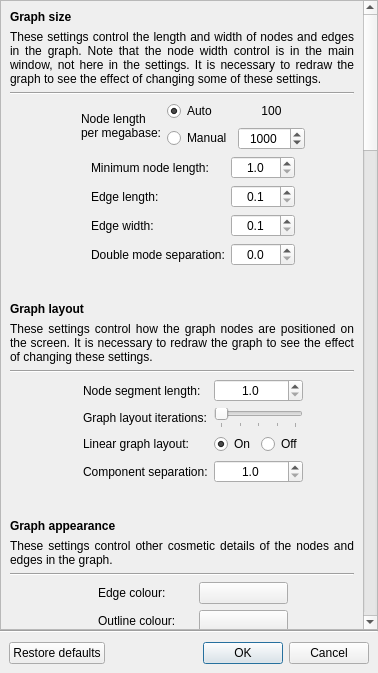
First picture: the form in ui/dialogs/settingsdialog.ui, repository ugadal/BandageNG, before the edit.
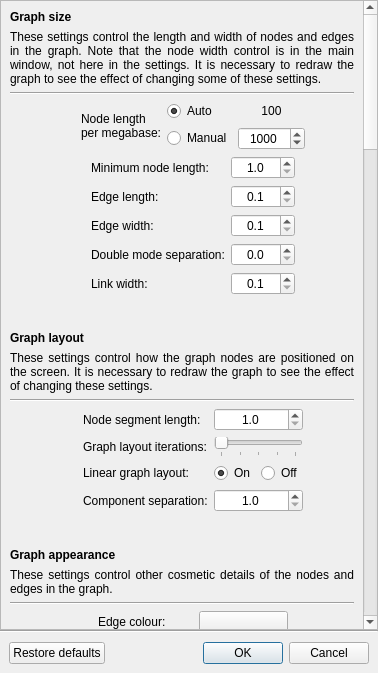
Second picture: the form after the edit. Custom widgets are drawn as their Qt base class.

Commit message: Hook-in link width UI option

```diff
--- a/ui/dialogs/settingsdialog.ui
+++ b/ui/dialogs/settingsdialog.ui
@@ -528,6 +528,67 @@
             </property>
            </widget>
           </item>
+          <item row="4" column="4">
+           <widget class="InfoTextWidget" name="linkWidthInfoText" native="true">
+            <property name="sizePolicy">
+             <sizepolicy hsizetype="Fixed" vsizetype="Fixed">
+              <horstretch>0</horstretch>
+              <verstretch>0</verstretch>
+             </sizepolicy>
+            </property>
+            <property name="minimumSize">
+             <size>
+              <width>16</width>
+              <height>16</height>
+             </size>
+            </property>
+            <property name="toolTip">
+             <string>&lt;html&gt;&lt;head/&gt;&lt;body&gt;&lt;p&gt;This controls
+             the width of the additiona links that connect nodes.&lt;br/&gt;&lt;br/&gt;The graph does not need to be redrawn to see the effect of changing this setting. &lt;/p&gt;&lt;/body&gt;&lt;/html&gt;</string>
+            </property>
+           </widget>
+          </item>
+          <item row="4" column="5">
+           <widget class="QLabel" name="label_55">
+            <property name="sizePolicy">
+             <sizepolicy hsizetype="Minimum" vsizetype="Preferred">
+              <horstretch>0</horstretch>
+              <verstretch>0</verstretch>
+             </sizepolicy>
+            </property>
+            <property name="text">
+             <string>Link width:</string>
+            </property>
+           </widget>
+          </item>
+          <item row="4" column="6">
+           <widget class="QDoubleSpinBox" name="linkWidthSpinBox">
+            <property name="sizePolicy">
+             <sizepolicy hsizetype="Minimum" vsizetype="Fixed">
+              <horstretch>0</horstretch>
+              <verstretch>0</verstretch>
+             </sizepolicy>
+            </property>
+            <property name="focusPolicy">
+             <enum>Qt::StrongFocus</enum>
+            </property>
+            <property name="alignment">
+             <set>Qt::AlignCenter</set>
+            </property>
+            <property name="decimals">
+             <number>1</number>
+            </property>
+            <property name="minimum">
+             <double>0.100000000000000</double>
+            </property>
+            <property name="maximum">
+             <double>100.000000000000000</double>
+            </property>
+            <property name="singleStep">
+             <double>0.500000000000000</double>
+            </property>
+           </widget>
+          </item>
          </layout>
         </widget>
        </item>
```
The commit also changes 1 other file.
